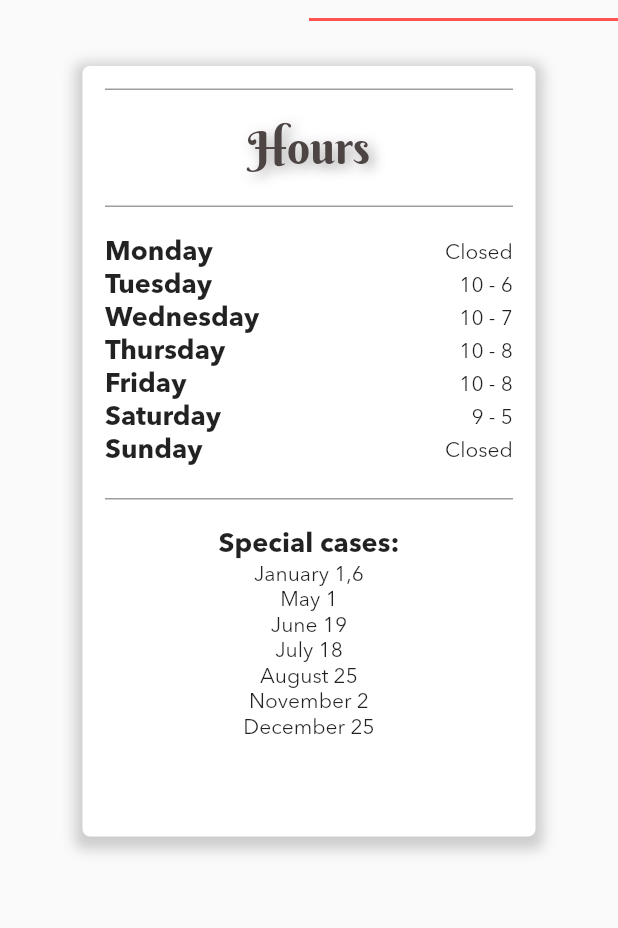
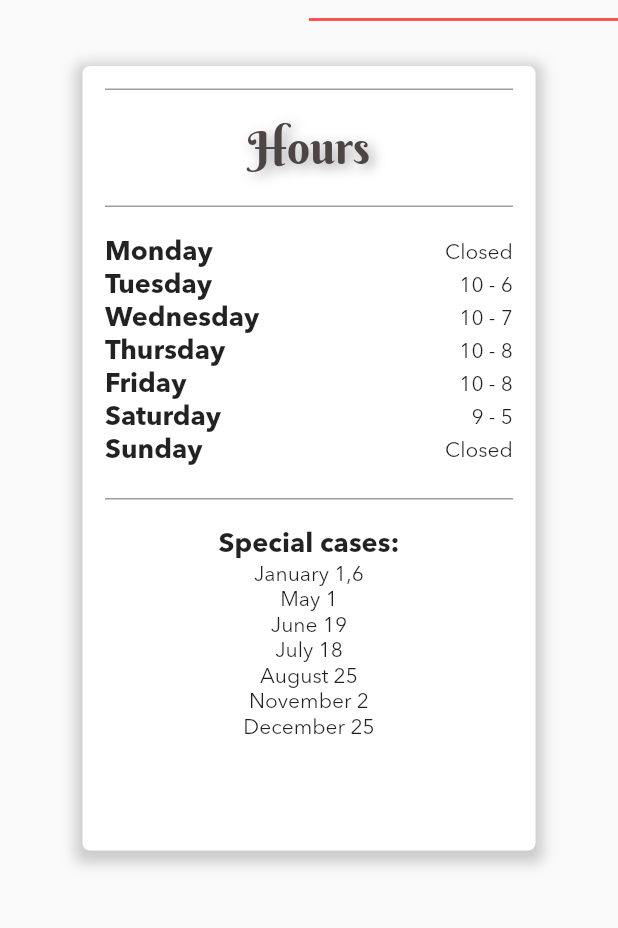
Before and after one commit to santiagoBaro/menu_app, a Flutter app: the MenuTabbedBody widget shown alone on an empty page, opened directly, tab 2 chosen, on a phone screen of 412 x 824 dp, the part 51-979 px from its top. Run offline on Flutter 3.47's test engine with Material 2 defaults, Android fonts, the phone set to English and light mode, and no system bars; our stand-ins replace flutter_map, latlong, shared_preferences; missing offline and left inert: country_pickers, encrypt, flappy_search_bar, flutter_flux; accounts and stored records are empty; network calls fail; statements that could not run were skipped; project files that could hold a hidden picture were left out.

Commit message:
responsive menu pop up

```diff
--- a/lib/elements/map_marker.dart
+++ b/lib/elements/map_marker.dart
@@ -138,11 +138,13 @@ funcMarkerTapped(BuildContext context) {
                   children: <Widget>[
                     //* BANNER IMAGE
                     Container(
+                      height: (MediaQuery.of(context).size.width - 48) / 3,
+                      constraints: BoxConstraints(maxHeight: 260),
                       child: Image.network(
                           'https://user-images.githubusercontent.com/37426199/87575121-d2659e80-c6a5-11ea-86cc-8284ab1956ea.png'),
                     ),
                     //* MENU BODY
-                    Container(
+                    Expanded(
                       child: MenuTabbedBody(),
                     ),
                   ],
--- a/lib/elements/menu_tabbed_body.dart
+++ b/lib/elements/menu_tabbed_body.dart
@@ -29,6 +29,9 @@ class _MenuTabbedBodyState extends State<MenuTabbedBody>
 
   @override
   Widget build(BuildContext context) {
+    int headerSpacer = ((MediaQuery.of(context).size.width - 48) / 3 > 260)
+        ? 260 + 96
+        : ((MediaQuery.of(context).size.width - 48) / 3 + 120).round();
     return Container(
       child: Column(
         children: [
@@ -52,9 +55,8 @@ class _MenuTabbedBodyState extends State<MenuTabbedBody>
           Container(
             //* THIS CONTAINER IS WHERE THE TAB DISPLAYS ITS PAGES
             //TODO check height for different devices
-            height: MediaQuery.of(context).size.height - 40 - 210.4,
+            height: MediaQuery.of(context).size.height - headerSpacer,
             width: MediaQuery.of(context).size.width - 50,
-            //margin: EdgeInsets.only(left: 16.0, right: 16.0),
             child: TabBarView(
               controller: _nestedTabController,
               children: <Widget>[
```
